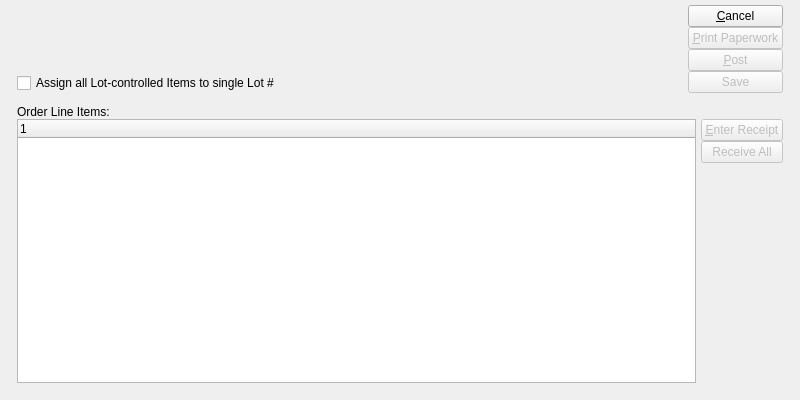
Before: the Qt Designer form xtuple/trunk/guiclient/enterPoReceipt.ui in WooodHead/xtuple, drawn with Qt 5.
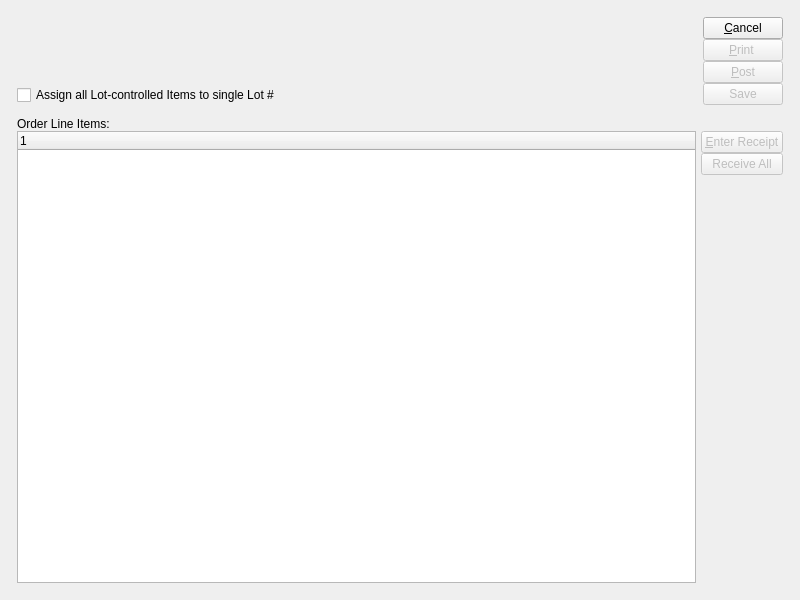
After: the same form once the commit is applied. Custom widgets are drawn as their Qt base class.

```diff
--- a/xtuple/trunk/guiclient/enterPoReceipt.ui
+++ b/xtuple/trunk/guiclient/enterPoReceipt.ui
@@ -6,7 +6,7 @@
     <x>0</x>
     <y>0</y>
     <width>800</width>
-    <height>400</height>
+    <height>600</height>
    </rect>
   </property>
   <property name="windowTitle" >
@@ -18,6 +18,9 @@
       <property name="leftMargin" >
        <number>12</number>
       </property>
+     <property name="topMargin" >
+      <number>12</number>
+     </property>
       <property name="rightMargin" >
        <number>12</number>
       </property>
@@ -31,6 +34,8 @@
        <number>12</number>
       </property>
       <item row="0" column="0" >
+      <layout class="QGridLayout" >
+       <item row="0" column="0" >
        <layout class="QHBoxLayout" >
         <item>
          <widget class="OrderCluster" name="_order" />
@@ -66,7 +71,7 @@
         </property>
        </spacer>
       </item>
-      <item rowspan="3" row="0" column="2" >
+       <item rowspan="2" row="0" column="2" >
        <layout class="QVBoxLayout" >
         <property name="spacing" >
          <number>0</number>
@@ -87,7 +92,7 @@
            <bool>false</bool>
           </property>
           <property name="text" >
-           <string>&amp;Print Paperwork</string>
+            <string>&amp;Print </string>
           </property>
           <property name="shortcut" >
            <string>Alt+P</string>
@@ -144,14 +149,16 @@
         </item>
        </layout>
       </item>
-      <item row="2" column="0" colspan="2" >
+       <item row="1" column="0" colspan="2" >
        <widget class="XCheckBox" name="_singleLot" >
         <property name="text" >
          <string>Assign all Lot-controlled Items to single Lot #</string>
         </property>
        </widget>
       </item>
-      <item row="3" column="0" colspan="3" >
+      </layout>
+     </item>
+     <item row="1" column="0" >
        <layout class="QVBoxLayout" >
         <property name="spacing" >
          <number>0</number>
```
Lines whose indentation alone changed are shown as unchanged.
